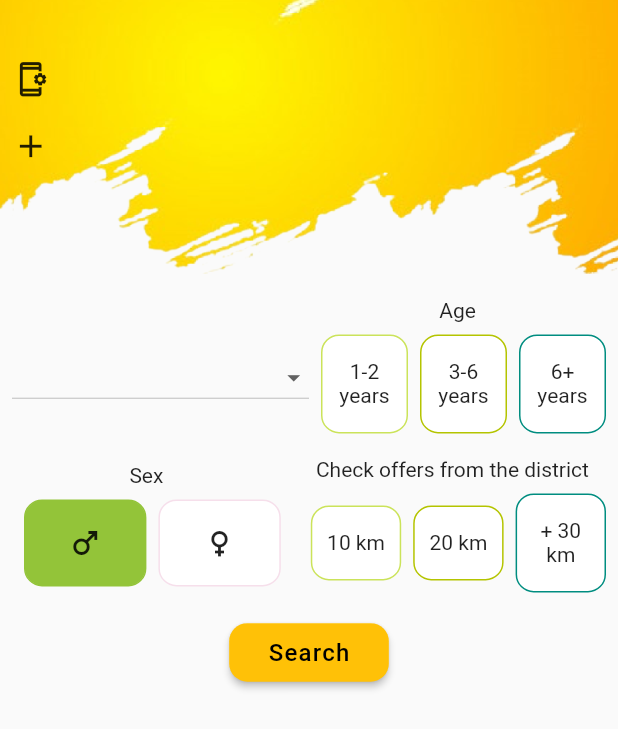
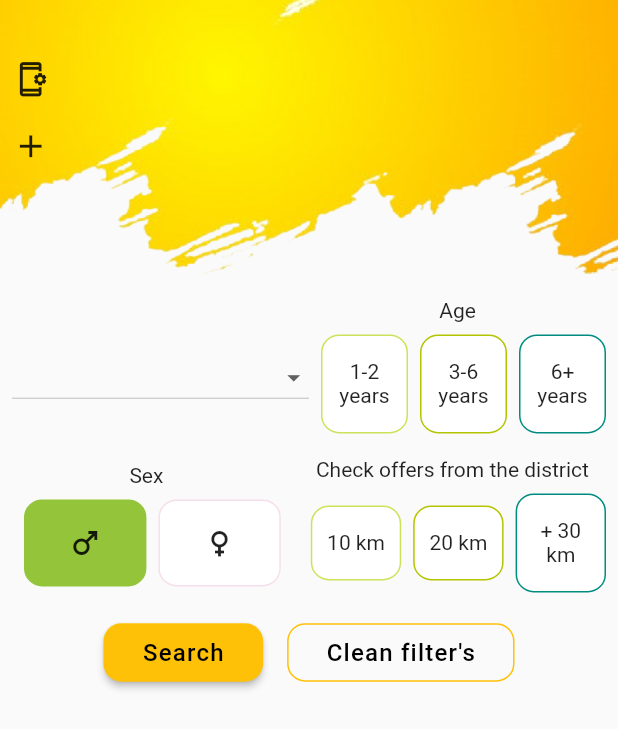
Before and after one commit to paulinaurbas/puppy.io, a Flutter app: the HomePage screen opened directly, after a tap on the "male" icon, on a phone screen of 412 x 824 dp. Shown: the top 729 px of the screen. Run offline on Flutter 3.47's test engine with Material 2 defaults, Android fonts, the phone set to English and light mode, and no system bars; our stand-ins replace bloc, cached_network_image, dio, easy_localization, email_validator, flutter_bloc and 6 more; missing offline and left inert: galleryimage; accounts and stored records are empty; generated files the repository leaves out were written again; network calls fail.

Commit message:
small-adjustments
added small ajsutments, clear filthers

```diff
--- a/puppy_io/assets/translations/en.json
+++ b/puppy_io/assets/translations/en.json
@@ -58,5 +58,6 @@
   "germanShepherd": "German Shepherd",
   "crossbreed": "Crossbreed",
   "different": "Different",
-  "noResults": "No results"
+  "noResults": "No results",
+  "cleanFilthers": "Clean filter's"
 }
--- a/puppy_io/assets/translations/pl.json
+++ b/puppy_io/assets/translations/pl.json
@@ -58,5 +58,6 @@
   "germanShepherd": "Owczarek niemiecki",
   "crossbreed": "Mieszaniec",
   "different": "Inna",
-  "noResults": "Niestety nie znaleźliśmy oferty zgodnej z Twoimi wymaganiami"
+  "noResults": "Niestety nie znaleźliśmy oferty zgodnej z Twoimi wymaganiami",
+  "cleanFilthers": "Wyczyść filtry"
 }
--- a/puppy_io/lib/screens/home/create_new_offer/bloc/create_new_offer_bloc.dart
+++ b/puppy_io/lib/screens/home/create_new_offer/bloc/create_new_offer_bloc.dart
@@ -117,10 +117,11 @@ class CreateNewOfferBloc
               currentState.offerID!,
             )
           : await _repository.createNewOffer(createNewOfferModel);
-      if (response == 204) {
+      if (response == 204 || response == 201) {
         yield SuccessfulCreatedOfferState();
       } else {
         yield ErrorCreatedOfferState();
+        yield currentState;
       }
     }
   }
--- a/puppy_io/lib/screens/home/home_main_screen/bloc/home_screen_main_bloc.dart
+++ b/puppy_io/lib/screens/home/home_main_screen/bloc/home_screen_main_bloc.dart
@@ -41,7 +41,17 @@ class HomeScreenMainBloc extends Bloc<HomeScreenMainEvent, HomeScreenMainState>
       if (state is! FilteringOfferDogsState) return;
       final currentState = state;
       yield (currentState as FilteringOfferDogsState).copyWith(sex: event.sex);
-    } else if (event is DogDistanceChanged) {
+    } else if (event is CleanFilthers) {
+      yield const FilteringOfferDogsState(
+        listWithDogs: [],
+        age: null,
+        sex: null,
+        distance: null,
+        breed: '',
+        isFirstScreen: true,
+      );
+    }
+    if (event is DogDistanceChanged) {
       if (state is! FilteringOfferDogsState) return;
       final currentState = state;
       final LocationPermission permission = await Geolocator.requestPermission();
--- a/puppy_io/lib/screens/home/home_main_screen/bloc/home_screen_main_event.dart
+++ b/puppy_io/lib/screens/home/home_main_screen/bloc/home_screen_main_event.dart
@@ -33,3 +33,7 @@ class DogDistanceChanged extends HomeScreenMainEvent {
 class SearchDog extends HomeScreenMainEvent {
   SearchDog();
 }
+
+class CleanFilthers extends HomeScreenMainEvent {
+  CleanFilthers();
+}
--- a/puppy_io/lib/screens/home/home_main_screen/widgets/offer_filtering_view.dart
+++ b/puppy_io/lib/screens/home/home_main_screen/widgets/offer_filtering_view.dart
@@ -8,6 +8,7 @@ import 'package:puppy_io/helpers/colors/puppy_io_colors.dart';
 import 'package:puppy_io/screens/home/home_main_screen/bloc/home_screen_main_bloc.dart';
 import 'package:puppy_io/screens/home/home_main_screen/widgets/tile_with_icon.dart';
 import 'package:puppy_io/screens/home/home_main_screen/widgets/tile_with_value.dart';
+import 'package:puppy_io/widgets/outline_button.dart';
 import 'package:puppy_io/widgets/primary_button.dart';
 
 class OfferFiltering extends StatelessWidget {
@@ -86,7 +87,16 @@ class OfferFiltering extends StatelessWidget {
           const SizedBox(
             height: 16,
           ),
-          SearchOfferButton(),
+          Row(
+            mainAxisAlignment: MainAxisAlignment.center,
+            children: [
+              SearchOfferButton(),
+              const SizedBox(
+                width: 16,
+              ),
+              CleanResultsOfferButton()
+            ],
+          ),
         ],
       ),
     );
@@ -354,3 +364,17 @@ class SearchOfferButton extends StatelessWidget {
     );
   }
 }
+
+class CleanResultsOfferButton extends StatelessWidget {
+  @override
+  Widget build(BuildContext context) {
+    return PuppyIoOutlineButton(
+      buttonDescription: LocaleKeys.cleanFilthers.tr(),
+      onPressed: () {
+        context.read<HomeScreenMainBloc>().add(
+          CleanFilthers(),
+        );
+      },
+    );
+  }
+}
```
Also changed, not shown: puppy_io/lib/generated/locale_keys.g.dart.
